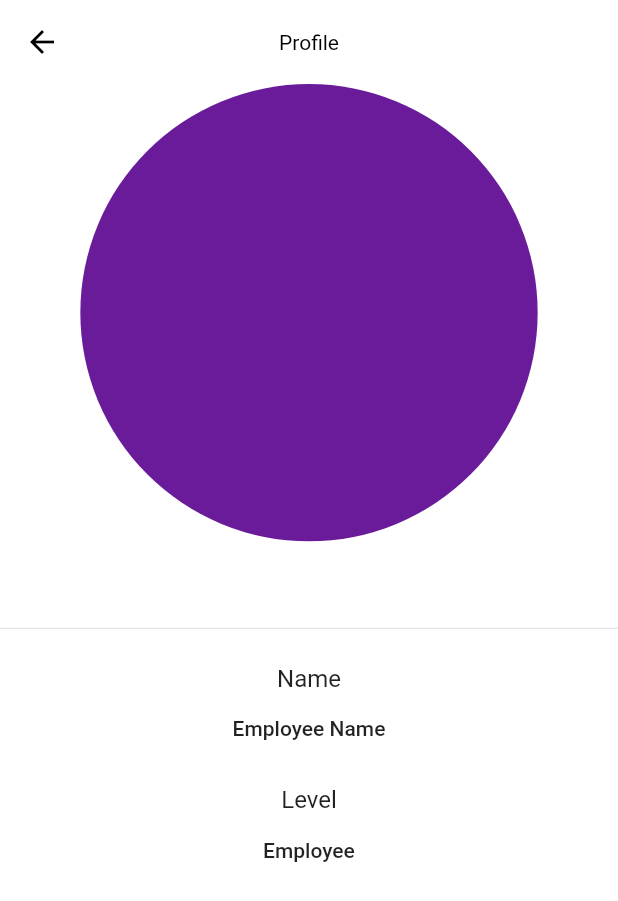
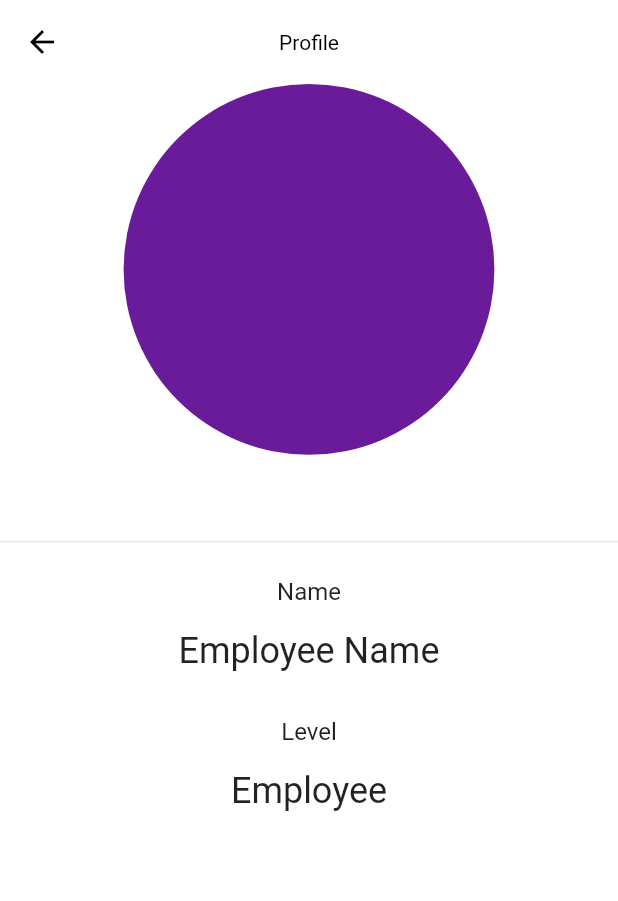
Before and after one commit to Namianya/xchange_employee_app, a Flutter app: the ProfilePage screen opened directly, on a phone screen of 412 x 824 dp. Shown: the top 901 px of the screen. Run offline on Flutter 3.47's test engine with Material 2 defaults, Android fonts, the phone set to English and light mode, and no system bars; network calls fail.

```diff
--- a/lib/views/profile.dart
+++ b/lib/views/profile.dart
@@ -13,21 +13,11 @@ class ProfilePage extends StatelessWidget {
       ),
       body: Column(
         children: [
-          GestureDetector(
-            onTap: () {
-              Navigator.push(
-                context,
-                MaterialPageRoute(
-                  builder: (context) => const ProfilePage(),
-                ),
-              );
-            },
-            child: Hero(
-              tag: 'avatar',
-              child: CircleAvatar(
-                backgroundColor: Theme.of(context).primaryColor,
-                radius: size.width * 0.37,
-              ),
+          Hero(
+            tag: 'avatar',
+            child: CircleAvatar(
+              backgroundColor: Theme.of(context).primaryColor,
+              radius: size.width * 0.3,
             ),
           ),
           const SizedBox(
@@ -46,7 +36,7 @@ class ProfilePage extends StatelessWidget {
           ),
           Text(
             'Employee Name',
-            style: Theme.of(context).textTheme.bodyText1,
+            style: Theme.of(context).textTheme.headline5,
           ),
           const SizedBox(
             height: 30,
@@ -60,7 +50,7 @@ class ProfilePage extends StatelessWidget {
           ),
           Text(
             'Employee',
-            style: Theme.of(context).textTheme.bodyText1,
+            style: Theme.of(context).textTheme.headline5,
           )
         ],
       ),
```
Also changed, not shown: lib/views/home.dart (+14 -6 lines).
